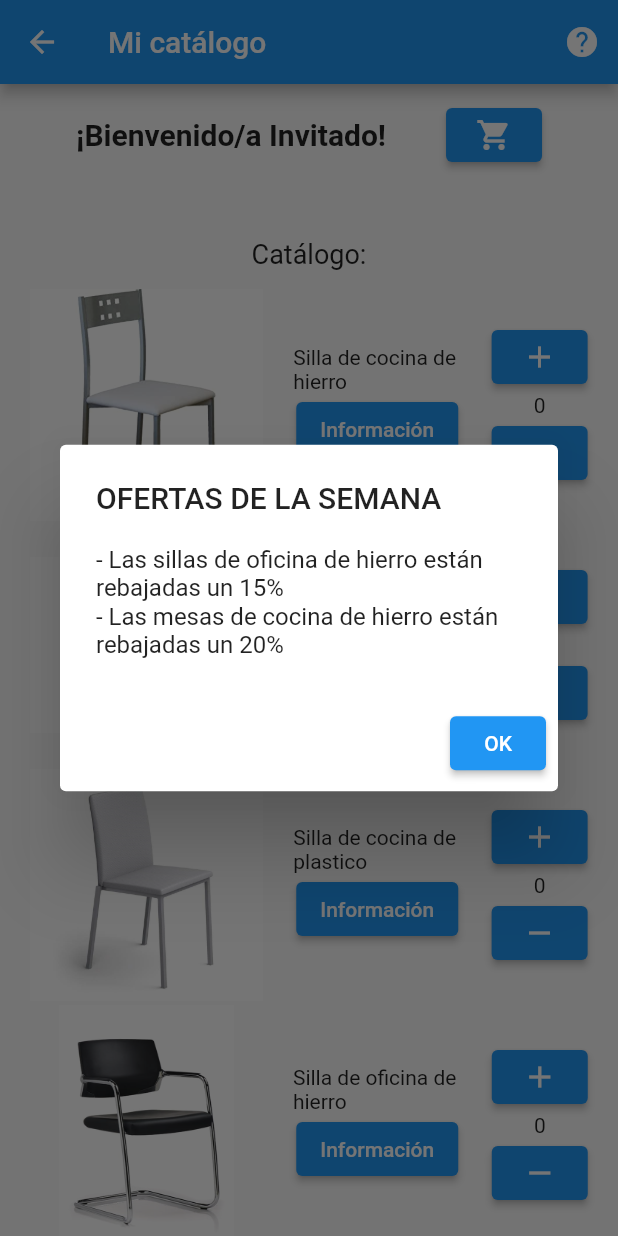
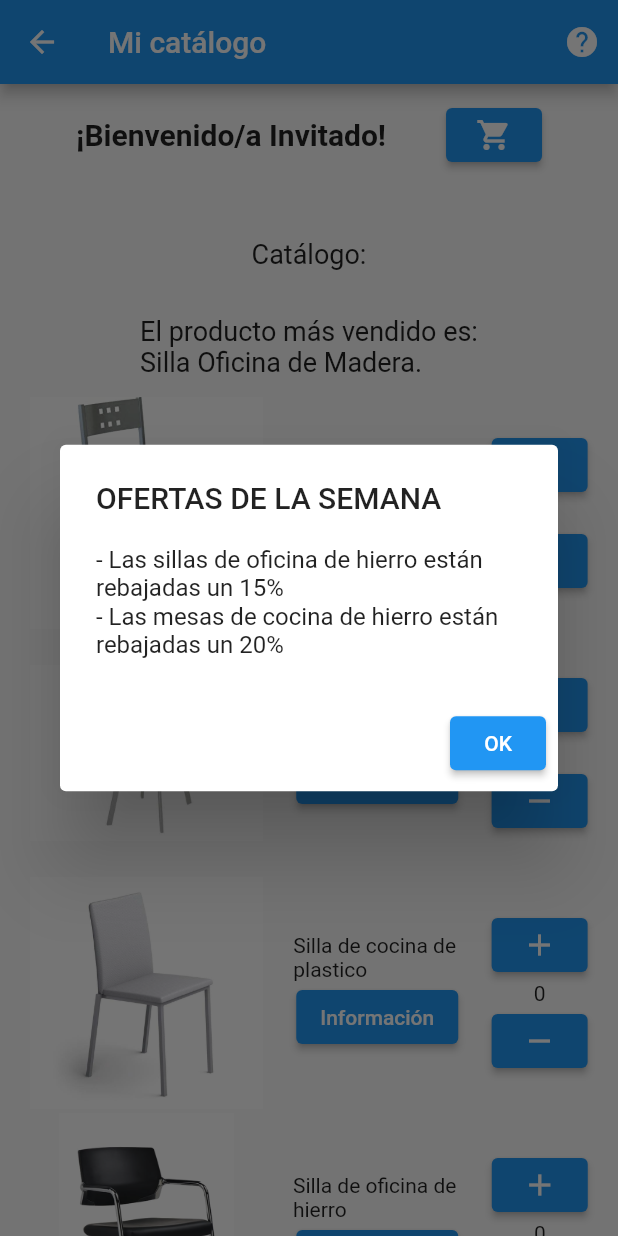
Before and after one commit to dpoulols/ds_p2_flutter, a Flutter app: the CatalogScreen screen opened directly with empty values, on a phone screen of 412 x 824 dp. Run offline on Flutter 3.47's test engine with Material 2 defaults, Android fonts, the phone set to English and light mode, and no system bars; our stand-ins replace fluttertoast; network calls fail.

Commit message:
Añadir cambios de Victor

```diff
--- a/lib/catalog_screen.dart
+++ b/lib/catalog_screen.dart
@@ -1,10 +1,9 @@
 import 'package:ds_p2_flutter/mesa.dart';
 import 'package:ds_p2_flutter/purchase_screen.dart';
 import 'package:flutter/material.dart';
-import 'package:ds_p2_flutter/cliente.dart';
+import 'package:ds_p2_flutter/Cliente.dart';
 import 'package:ds_p2_flutter/factoria_abstracta.dart';
 import 'package:ds_p2_flutter/factoria_muebles.dart';
-import 'package:ds_p2_flutter/mesa.dart';
 import 'package:ds_p2_flutter/silla.dart';
 import 'package:ds_p2_flutter/mesa_cocina.dart';
 import 'package:ds_p2_flutter/mesa_oficina.dart';
@@ -401,12 +400,6 @@ class _CatalogScreenState extends State<CatalogScreen> {
     });
   }
 
-  void meterSilla(String tipo, String material){
-    setState(() {
-      carrito.meterSilla(tipo, material);
-    });
-  }
-
 
   @override
   Widget build(BuildContext context) {
@@ -461,6 +454,13 @@ class _CatalogScreenState extends State<CatalogScreen> {
               'Catálogo:',
               style: TextStyle(fontSize: 18.0),
             ),
+
+            SizedBox(height: 30.0),
+            Text(
+              'El producto más vendido es:\n'+myStock.productoMasVendido(),
+              style: TextStyle(fontSize: 18.0),
+            ),
+
             SizedBox(height: 10.0),
             Row(
               mainAxisAlignment: MainAxisAlignment.spaceEvenly,
@@ -487,7 +487,7 @@ class _CatalogScreenState extends State<CatalogScreen> {
                           _setMaterial("Hierro");
                           _setTipoMueble("Cocina");
                           _onAddSillaButtonPressed();
-                          meterSilla("Cocina", "Hierro");
+                          carrito.meterSilla("Cocina", "Hierro");
                         },
                         child: Icon(Icons.add)
                     ),
--- a/lib/stock.dart
+++ b/lib/stock.dart
@@ -1,19 +1,22 @@
+const int _NUM_STOCK = 40;
+
 class Stock{
-  int _sillasOficinaMadera = 40;
-  int _sillasOficinaHierro = 40;
-  int _sillasOficinaPlastico = 40;
 
-  int _sillasCocinaMadera = 40;
-  int _sillasCocinaHierro = 40;
-  int _sillasCocinaPlastico = 40;
+  int _sillasOficinaMadera = _NUM_STOCK;
+  int _sillasOficinaHierro = _NUM_STOCK;
+  int _sillasOficinaPlastico = _NUM_STOCK;
 
-  int _mesasOficinaMadera = 45;
-  int _mesasOficinaHierro = 45;
-  int _mesasOficinaPlastico = 45;
+  int _sillasCocinaMadera = _NUM_STOCK;
+  int _sillasCocinaHierro = _NUM_STOCK;
+  int _sillasCocinaPlastico = _NUM_STOCK;
 
-  int _mesasCocinaMadera = 45;
-  int _mesasCocinaHierro = 45;
-  int _mesasCocinaPlastico = 45;
+  int _mesasOficinaMadera = _NUM_STOCK;
+  int _mesasOficinaHierro = _NUM_STOCK;
+  int _mesasOficinaPlastico = _NUM_STOCK;
+
+  int _mesasCocinaMadera = _NUM_STOCK;
+  int _mesasCocinaHierro = _NUM_STOCK;
+  int _mesasCocinaPlastico = _NUM_STOCK;
 
   //int _sillasTotales = 0;
   //int _mesasTotales = 0;
@@ -192,5 +195,53 @@ class Stock{
 
   }
 
+  String productoMasVendido(){
+    String prodMasVentas = 'Silla Oficina de Madera.';
 
+    if(_sillasOficinaHierro < _sillasOficinaMadera){
+      prodMasVentas = 'Silla Oficina de Hierro.';
+    }
+
+    if(_sillasOficinaPlastico < _sillasOficinaHierro){
+      prodMasVentas = 'Silla Oficina de Plastico.';
+    }
+
+    if(_sillasCocinaMadera < _sillasOficinaPlastico){
+      prodMasVentas = 'Silla Cocina de Madera.';
+    }
+
+    if(_sillasCocinaHierro < _sillasCocinaMadera){
+      prodMasVentas = 'Silla Cocina de Hierro.';
+    }
+
+    if(_sillasCocinaPlastico < _sillasCocinaHierro){
+      prodMasVentas = 'Silla Cocina de Plastico.';
+    }
+
+    if(_mesasOficinaMadera < _sillasCocinaPlastico){
+      prodMasVentas = 'Mesa Oficina de Madera.';
+    }
+
+    if(_mesasOficinaHierro < _mesasOficinaMadera){
+      prodMasVentas = 'Mesa Oficina de Hierro.';
+    }
+
+    if(_mesasOficinaPlastico < _mesasOficinaHierro){
+      prodMasVentas = 'Mesa Oficina de Plastico.';
+    }
+
+    if(_mesasCocinaMadera < _mesasOficinaPlastico){
+      prodMasVentas = 'Mesa Cocina de Madera.';
+    }
+
+    if(_mesasCocinaHierro < _mesasCocinaMadera){
+      prodMasVentas = 'Mesa Cocina de Hierro.';
+    }
+
+    if(_mesasCocinaPlastico < _mesasCocinaHierro){
+      prodMasVentas = 'Mesa Cocina de Plastico.';
+    }
+
+    return prodMasVentas;
+  }
 }
```
